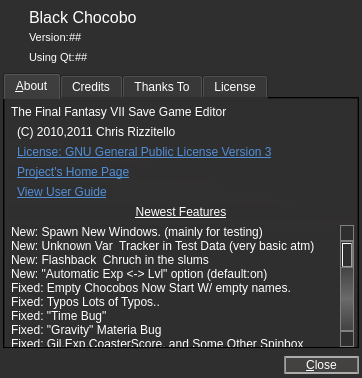
sithlord48/blackchocobo, file about.ui: the form before one commit.
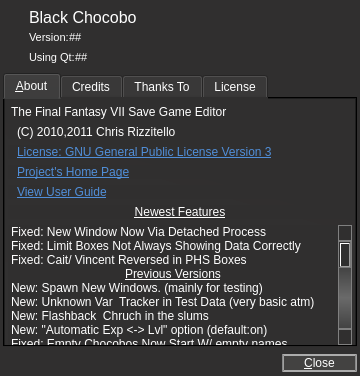
The form after the commit. Icons and pictures are not drawn.

Commit message: globals nolonger contains the main FF7 stuct, globals modified to use (FF7 &, s)  to keep FF7 Struct in Main Window. adjusted Mainwindow.cpp calls to the globals functions, added changed to about.ui , updated lang files mainwindow.ui now has hidden materia selectors in line with the visible ones.

Diff of the .ui file:
```diff
--- a/about.ui
+++ b/about.ui
@@ -9,8 +9,8 @@
    <rect>
     <x>0</x>
     <y>0</y>
-    <width>362</width>
-    <height>378</height>
+    <width>360</width>
+    <height>376</height>
    </rect>
   </property>
   <property name="sizePolicy">
@@ -520,6 +520,36 @@
          <property name="wordWrap">
           <bool>true</bool>
          </property>
+         <item>
+          <property name="text">
+           <string>Fixed: New Window Now Via Detached Process</string>
+          </property>
+         </item>
+         <item>
+          <property name="text">
+           <string>Fixed: Limit Boxes Not Always Showing Data Correctly</string>
+          </property>
+         </item>
+         <item>
+          <property name="text">
+           <string>Fixed: Cait/ Vincent Reversed in PHS Boxes</string>
+          </property>
+         </item>
+         <item>
+          <property name="text">
+           <string>Previous Versions</string>
+          </property>
+          <property name="font">
+           <font>
+            <weight>50</weight>
+            <bold>false</bold>
+            <underline>true</underline>
+           </font>
+          </property>
+          <property name="textAlignment">
+           <set>AlignHCenter|AlignVCenter|AlignCenter</set>
+          </property>
+         </item>
          <item>
           <property name="text">
            <string>New: Spawn New Windows. (mainly for testing)</string>
@@ -590,21 +620,6 @@
            <string>Update:Almost All Spinboxes now &quot;Wrapping&quot;</string>
           </property>
          </item>
-         <item>
-          <property name="text">
-           <string>Previous Versions</string>
-          </property>
-          <property name="font">
-           <font>
-            <weight>50</weight>
-            <bold>false</bold>
-            <underline>true</underline>
-           </font>
-          </property>
-          <property name="textAlignment">
-           <set>AlignHCenter|AlignVCenter|AlignCenter</set>
-          </property>
-         </item>
          <item>
           <property name="text">
            <string>New: Basic Setting of World Locations In Debug</string>
```
The commit also changes 8 other files.
